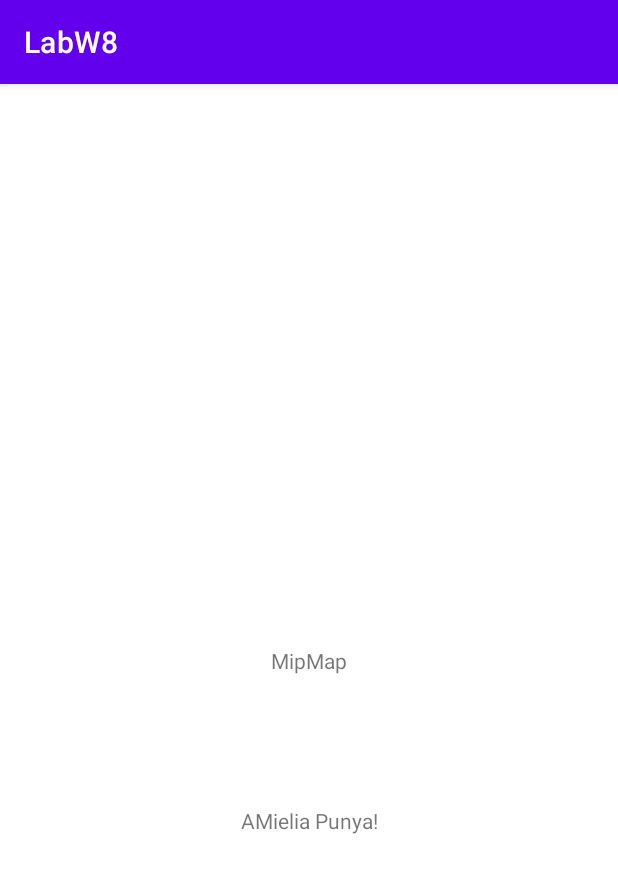
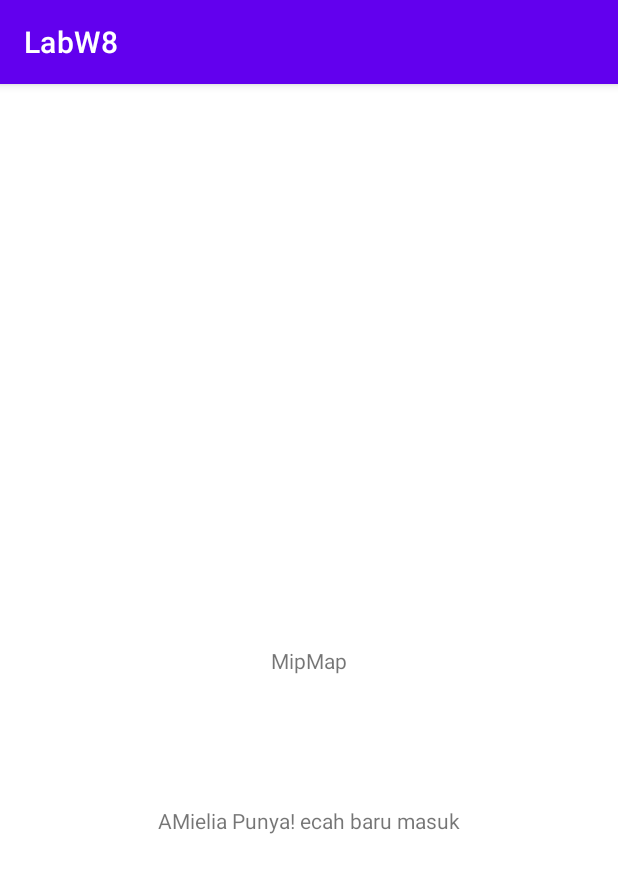
Before and after one commit to AdamZikriZailani/GProjectTest, an Android app: the screen it shows after launch (MainActivity), on a phone screen of 412 x 824 dp. Shown: the top 873 px of the screen. Run offline under Robolectric (Android 15) with nearby library versions, the phone set to English and light mode, and no system bars.

Commit message:
ecah finally masukkk

```diff
--- a/app/src/main/res/layout/activity_main.xml
+++ b/app/src/main/res/layout/activity_main.xml
@@ -20,7 +20,7 @@
     <TextView
         android:layout_width="wrap_content"
         android:layout_height="wrap_content"
-        android:text="AMielia Punya!"
+        android:text="AMielia Punya! ecah baru masuk"
         app:layout_constraintBottom_toBottomOf="parent"
         app:layout_constraintEnd_toEndOf="parent"
         app:layout_constraintStart_toStartOf="parent"
```
